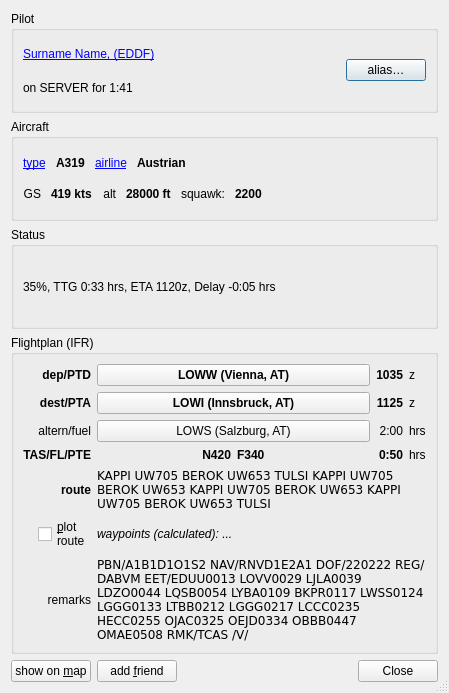
First picture: the form in src/dialogs/PilotDetails.ui, repository qutescoop/qutescoop, before the edit.
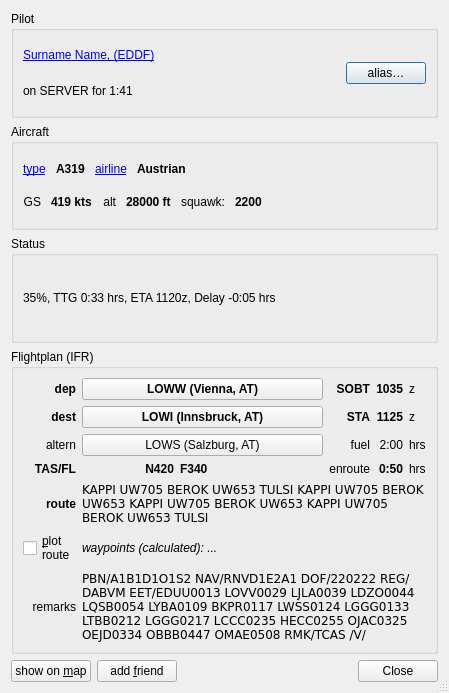
Second picture: the form after the edit. Icons and pictures are not drawn.

Commit message:
[TASK] use SOBT/STA terminology
Our previous terminology was misleading.

Also our latest round of reading tea leaves has given us the impression
that VATSIM might probably under circumstances inshallah refer to SOBT
now in the flightplan form. SimBrief uses that field to prefill it with
the SOBT as well.
It is still called `flightplan.deptime` in the status stream though. (?!)

```diff
--- a/src/dialogs/PilotDetails.ui
+++ b/src/dialogs/PilotDetails.ui
@@ -274,7 +274,231 @@
      <property name="title">
       <string>Flightplan (IFR)</string>
      </property>
-     <layout class="QGridLayout" name="gridLayout" columnstretch="0,1,0,0">
+     <layout class="QGridLayout" name="gridLayout" columnstretch="0,1,0,0,0,0">
+      <item row="2" column="4">
+       <widget class="QLabel" name="lblFuel">
+        <property name="toolTip">
+         <string>&lt;html&gt;&lt;head/&gt;&lt;body&gt;&lt;p&gt;fuel endurance&lt;/p&gt;&lt;/body&gt;&lt;/html&gt;</string>
+        </property>
+        <property name="text">
+         <string>2:00</string>
+        </property>
+        <property name="alignment">
+         <set>Qt::AlignRight|Qt::AlignTrailing|Qt::AlignVCenter</set>
+        </property>
+       </widget>
+      </item>
+      <item row="1" column="5">
+       <widget class="QLabel" name="label_7">
+        <property name="toolTip">
+         <string>&lt;html&gt;&lt;head/&gt;&lt;body&gt;&lt;p&gt;&lt;span style=&quot; font-weight:700;&quot;&gt;S&lt;/span&gt;cheduled &lt;span style=&quot; font-weight:700;&quot;&gt;t&lt;/span&gt;ime &lt;span style=&quot; font-weight:700;&quot;&gt;o&lt;/span&gt;f &lt;span style=&quot; font-weight:700;&quot;&gt;a&lt;/span&gt;rrival&lt;/p&gt;&lt;/body&gt;&lt;/html&gt;</string>
+        </property>
+        <property name="text">
+         <string>z</string>
+        </property>
+       </widget>
+      </item>
+      <item row="4" column="1" colspan="5">
+       <widget class="QLabel" name="lblRoute">
+        <property name="mouseTracking">
+         <bool>true</bool>
+        </property>
+        <property name="toolTip">
+         <string>filed route</string>
+        </property>
+        <property name="text">
+         <string>&lt;code&gt;KAPPI UW705 BEROK UW653 TULSI KAPPI UW705 BEROK UW653  KAPPI UW705 BEROK UW653  KAPPI UW705 BEROK UW653 TULSI&lt;/code&gt;</string>
+        </property>
+        <property name="alignment">
+         <set>Qt::AlignLeading|Qt::AlignLeft|Qt::AlignVCenter</set>
+        </property>
+        <property name="wordWrap">
+         <bool>true</bool>
+        </property>
+        <property name="textInteractionFlags">
+         <set>Qt::LinksAccessibleByMouse|Qt::TextSelectableByKeyboard|Qt::TextSelectableByMouse</set>
+        </property>
+       </widget>
+      </item>
+      <item row="2" column="0">
+       <widget class="QLabel" name="label_9">
+        <property name="toolTip">
+         <string>&lt;html&gt;&lt;head/&gt;&lt;body&gt;&lt;p&gt;alternate aerodrome / fuel endurance&lt;/p&gt;&lt;/body&gt;&lt;/html&gt;</string>
+        </property>
+        <property name="text">
+         <string>altern</string>
+        </property>
+        <property name="alignment">
+         <set>Qt::AlignRight|Qt::AlignTrailing|Qt::AlignVCenter</set>
+        </property>
+       </widget>
+      </item>
+      <item row="1" column="0">
+       <widget class="QLabel" name="label_4">
+        <property name="font">
+         <font>
+          <bold>true</bold>
+         </font>
+        </property>
+        <property name="toolTip">
+         <string>&lt;html&gt;&lt;head/&gt;&lt;body&gt;&lt;p&gt;destination aerodrome&lt;/p&gt;&lt;/body&gt;&lt;/html&gt;</string>
+        </property>
+        <property name="text">
+         <string>dest</string>
+        </property>
+        <property name="alignment">
+         <set>Qt::AlignRight|Qt::AlignTrailing|Qt::AlignVCenter</set>
+        </property>
+       </widget>
+      </item>
+      <item row="5" column="1" colspan="5">
+       <widget class="QLabel" name="lblPlotStatus">
+        <property name="font">
+         <font>
+          <italic>true</italic>
+         </font>
+        </property>
+        <property name="toolTip">
+         <string>Extracted from the route with help of the navigation database</string>
+        </property>
+        <property name="text">
+         <string>waypoints (calculated): ...</string>
+        </property>
+        <property name="wordWrap">
+         <bool>true</bool>
+        </property>
+        <property name="textInteractionFlags">
+         <set>Qt::LinksAccessibleByMouse|Qt::TextSelectableByKeyboard|Qt::TextSelectableByMouse</set>
+        </property>
+       </widget>
+      </item>
+      <item row="5" column="0">
+       <layout class="QHBoxLayout" name="horizontalLayout">
+        <property name="spacing">
+         <number>0</number>
+        </property>
+        <item>
+         <spacer name="horizontalSpacer_3">
+          <property name="orientation">
+           <enum>Qt::Horizontal</enum>
+          </property>
+          <property name="sizeHint" stdset="0">
+           <size>
+            <width>0</width>
+            <height>0</height>
+           </size>
+          </property>
+         </spacer>
+        </item>
+        <item>
+         <widget class="QCheckBox" name="cbPlotRoute">
+          <property name="toolTip">
+           <string>&lt;html&gt;&lt;head/&gt;&lt;body&gt;&lt;p&gt;Plot route on map (requires navigation database). Also accessible via right click on the airplane's label on the map.&lt;/p&gt;&lt;/body&gt;&lt;/html&gt;</string>
+          </property>
+          <property name="text">
+           <string>&amp;plot
+route</string>
+          </property>
+         </widget>
+        </item>
+       </layout>
+      </item>
+      <item row="2" column="1">
+       <widget class="QPushButton" name="buttonAlt">
+        <property name="sizePolicy">
+         <sizepolicy hsizetype="MinimumExpanding" vsizetype="Preferred">
+          <horstretch>0</horstretch>
+          <verstretch>0</verstretch>
+         </sizepolicy>
+        </property>
+        <property name="toolTip">
+         <string>open alternate aerodrome details dialog</string>
+        </property>
+        <property name="text">
+         <string>LOWS (Salzburg, AT)</string>
+        </property>
+        <property name="flat">
+         <bool>false</bool>
+        </property>
+       </widget>
+      </item>
+      <item row="2" column="5">
+       <widget class="QLabel" name="label_11">
+        <property name="toolTip">
+         <string>&lt;html&gt;&lt;head/&gt;&lt;body&gt;&lt;p&gt;fuel endurance&lt;/p&gt;&lt;/body&gt;&lt;/html&gt;</string>
+        </property>
+        <property name="text">
+         <string>hrs</string>
+        </property>
+       </widget>
+      </item>
+      <item row="3" column="5">
+       <widget class="QLabel" name="label_8">
+        <property name="toolTip">
+         <string>&lt;html&gt;&lt;head/&gt;&lt;body&gt;&lt;p&gt;planned enroute time&lt;/p&gt;&lt;/body&gt;&lt;/html&gt;</string>
+        </property>
+        <property name="text">
+         <string>hrs</string>
+        </property>
+       </widget>
+      </item>
+      <item row="6" column="0">
+       <widget class="QLabel" name="label">
+        <property name="text">
+         <string>remarks</string>
+        </property>
+        <property name="alignment">
+         <set>Qt::AlignRight|Qt::AlignTrailing|Qt::AlignVCenter</set>
+        </property>
+       </widget>
+      </item>
+      <item row="0" column="5">
+       <widget class="QLabel" name="label_5">
+        <property name="toolTip">
+         <string>&lt;html&gt;&lt;head/&gt;&lt;body&gt;&lt;p&gt;&lt;span style=&quot; font-weight:700;&quot;&gt;S&lt;/span&gt;cheduled &lt;span style=&quot; font-weight:700;&quot;&gt;o&lt;/span&gt;ff &lt;span style=&quot; font-weight:700;&quot;&gt;b&lt;/span&gt;lock &lt;span style=&quot; font-weight:700;&quot;&gt;t&lt;/span&gt;ime&lt;/p&gt;&lt;/body&gt;&lt;/html&gt;</string>
+        </property>
+        <property name="text">
+         <string>z</string>
+        </property>
+       </widget>
+      </item>
+      <item row="1" column="1">
+       <widget class="QPushButton" name="buttonDest">
+        <property name="sizePolicy">
+         <sizepolicy hsizetype="MinimumExpanding" vsizetype="Preferred">
+          <horstretch>0</horstretch>
+          <verstretch>0</verstretch>
+         </sizepolicy>
+        </property>
+        <property name="font">
+         <font>
+          <bold>true</bold>
+         </font>
+        </property>
+        <property name="toolTip">
+         <string>open destination aerodrome details dialog</string>
+        </property>
+        <property name="text">
+         <string>LOWI (Innsbruck, AT)</string>
+        </property>
+        <property name="flat">
+         <bool>false</bool>
+        </property>
+       </widget>
+      </item>
+      <item row="6" column="1" colspan="5">
+       <widget class="QLabel" name="lblRemarks">
+        <property name="text">
+         <string>&lt;code&gt;PBN/A1B1D1O1S2 NAV/RNVD1E2A1 DOF/220222 REG/DABVM EET/EDUU0013 LOVV0029 LJLA0039 LDZO0044 LQSB0054 LYBA0109 BKPR0117 LWSS0124 LGGG0133 LTBB0212 LGGG0217 LCCC0235 HECC0255 OJAC0325 OEJD0334 OBBB0447 OMAE0508 RMK/TCAS /V/&lt;/code&gt;</string>
+        </property>
+        <property name="wordWrap">
+         <bool>true</bool>
+        </property>
+        <property name="textInteractionFlags">
+         <set>Qt::LinksAccessibleByMouse|Qt::TextSelectableByKeyboard|Qt::TextSelectableByMouse</set>
+        </property>
+       </widget>
+      </item>
       <item row="0" column="0">
        <widget class="QLabel" name="label_3">
         <property name="font">
@@ -286,7 +510,25 @@
          <string>departure aerodrome / &lt;b&gt;p&lt;/b&gt;lanned &lt;b&gt;t&lt;/b&gt;ime of &lt;b&gt;d&lt;/b&gt;eparture</string>
         </property>
         <property name="text">
-         <string>dep/PTD</string>
+         <string>dep</string>
+        </property>
+        <property name="alignment">
+         <set>Qt::AlignRight|Qt::AlignTrailing|Qt::AlignVCenter</set>
+        </property>
+       </widget>
+      </item>
+      <item row="3" column="0">
+       <widget class="QLabel" name="label_2">
+        <property name="font">
+         <font>
+          <bold>true</bold>
+         </font>
+        </property>
+        <property name="toolTip">
+         <string>filed &lt;b&gt;t&lt;/b&gt;rue &lt;b&gt;a&lt;/b&gt;ir&lt;b&gt;s&lt;/b&gt;peed / cruise level / &lt;b&gt;p&lt;/b&gt;lanned &lt;b&gt;t&lt;/b&gt;ime &lt;b&gt;e&lt;/b&gt;nroute</string>
+        </property>
+        <property name="text">
+         <string>TAS/FL</string>
         </property>
         <property name="alignment">
          <set>Qt::AlignRight|Qt::AlignTrailing|Qt::AlignVCenter</set>
@@ -317,7 +559,22 @@
         </property>
        </widget>
       </item>
-      <item row="0" column="2">
+      <item row="4" column="0">
+       <widget class="QLabel" name="label_6">
+        <property name="font">
+         <font>
+          <bold>true</bold>
+         </font>
+        </property>
+        <property name="text">
+         <string>route</string>
+        </property>
+        <property name="alignment">
+         <set>Qt::AlignRight|Qt::AlignTrailing|Qt::AlignVCenter</set>
+        </property>
+       </widget>
+      </item>
+      <item row="0" column="4">
        <widget class="QLabel" name="lblPlanEtd">
         <property name="sizePolicy">
          <sizepolicy hsizetype="Preferred" vsizetype="Preferred">
@@ -341,56 +598,7 @@
         </property>
        </widget>
       </item>
-      <item row="0" column="3">
-       <widget class="QLabel" name="label_5">
-        <property name="text">
-         <string>z</string>
-        </property>
-       </widget>
-      </item>
-      <item row="1" column="0">
-       <widget class="QLabel" name="label_4">
-        <property name="font">
-         <font>
-          <bold>true</bold>
-         </font>
-        </property>
-        <property name="toolTip">
-         <string>destination / &lt;b&gt;p&lt;/b&gt;lanned &lt;b&gt;t&lt;/b&gt;ime of &lt;b&gt;a&lt;/b&gt;rrival</string>
-        </property>
-        <property name="text">
-         <string>dest/PTA</string>
-        </property>
-        <property name="alignment">
-         <set>Qt::AlignRight|Qt::AlignTrailing|Qt::AlignVCenter</set>
-        </property>
-       </widget>
-      </item>
-      <item row="1" column="1">
-       <widget class="QPushButton" name="buttonDest">
-        <property name="sizePolicy">
-         <sizepolicy hsizetype="MinimumExpanding" vsizetype="Preferred">
-          <horstretch>0</horstretch>
-          <verstretch>0</verstretch>
-         </sizepolicy>
-        </property>
-        <property name="font">
-         <font>
-          <bold>true</bold>
-         </font>
-        </property>
-        <property name="toolTip">
-         <string>open destination aerodrome details dialog</string>
-        </property>
-        <property name="text">
-         <string>LOWI (Innsbruck, AT)</string>
-        </property>
-        <property name="flat">
-         <bool>false</bool>
-        </property>
-       </widget>
-      </item>
-      <item row="1" column="2">
+      <item row="1" column="4">
        <widget class="QLabel" name="lblPlanEta">
         <property name="font">
          <font>
@@ -408,52 +616,54 @@
         </property>
        </widget>
       </item>
+      <item row="3" column="4">
+       <widget class="QLabel" name="lblPlanEte">
+        <property name="font">
+         <font>
+          <bold>true</bold>
+         </font>
+        </property>
+        <property name="toolTip">
+         <string>&lt;html&gt;&lt;head/&gt;&lt;body&gt;&lt;p&gt;planned enroute time&lt;/p&gt;&lt;/body&gt;&lt;/html&gt;</string>
+        </property>
+        <property name="text">
+         <string>0:50</string>
+        </property>
+        <property name="alignment">
+         <set>Qt::AlignRight|Qt::AlignTrailing|Qt::AlignVCenter</set>
+        </property>
+       </widget>
+      </item>
+      <item row="0" column="3">
+       <widget class="QLabel" name="label_16">
+        <property name="font">
+         <font>
+          <bold>true</bold>
+         </font>
+        </property>
+        <property name="toolTip">
+         <string>&lt;html&gt;&lt;head/&gt;&lt;body&gt;&lt;p&gt;&lt;span style=&quot; font-weight:700;&quot;&gt;S&lt;/span&gt;cheduled &lt;span style=&quot; font-weight:700;&quot;&gt;o&lt;/span&gt;ff &lt;span style=&quot; font-weight:700;&quot;&gt;b&lt;/span&gt;lock &lt;span style=&quot; font-weight:700;&quot;&gt;t&lt;/span&gt;ime&lt;/p&gt;&lt;/body&gt;&lt;/html&gt;</string>
+        </property>
+        <property name="text">
+         <string>SOBT</string>
+        </property>
+        <property name="alignment">
+         <set>Qt::AlignRight|Qt::AlignTrailing|Qt::AlignVCenter</set>
+        </property>
+       </widget>
+      </item>
       <item row="1" column="3">
-       <widget class="QLabel" name="label_7">
-        <property name="text">
-         <string>z</string>
+       <widget class="QLabel" name="label_17">
+        <property name="font">
+         <font>
+          <bold>true</bold>
+         </font>
         </property>
-       </widget>
-      </item>
-      <item row="2" column="0">
-       <widget class="QLabel" name="label_9">
         <property name="toolTip">
          <string>&lt;html&gt;&lt;head/&gt;&lt;body&gt;&lt;p&gt;alternate aerodrome / fuel endurance&lt;/p&gt;&lt;/body&gt;&lt;/html&gt;</string>
         </property>
         <property name="text">
-         <string>altern/fuel</string>
-        </property>
-        <property name="alignment">
-         <set>Qt::AlignRight|Qt::AlignTrailing|Qt::AlignVCenter</set>
-        </property>
-       </widget>
-      </item>
-      <item row="2" column="1">
-       <widget class="QPushButton" name="buttonAlt">
-        <property name="sizePolicy">
-         <sizepolicy hsizetype="MinimumExpanding" vsizetype="Preferred">
-          <horstretch>0</horstretch>
-          <verstretch>0</verstretch>
-         </sizepolicy>
-        </property>
-        <property name="toolTip">
-         <string>open alternate aerodrome details dialog</string>
-        </property>
-        <property name="text">
-         <string>LOWS (Salzburg, AT)</string>
-        </property>
-        <property name="flat">
-         <bool>false</bool>
-        </property>
-       </widget>
-      </item>
-      <item row="2" column="2">
-       <widget class="QLabel" name="lblFuel">
-        <property name="toolTip">
-         <string>fuel on board</string>
-        </property>
-        <property name="text">
-         <string>2:00</string>
+         <string>STA</string>
         </property>
         <property name="alignment">
          <set>Qt::AlignRight|Qt::AlignTrailing|Qt::AlignVCenter</set>
@@ -461,31 +671,19 @@
        </widget>
       </item>
       <item row="2" column="3">
-       <widget class="QLabel" name="label_11">
-        <property name="text">
-         <string>hrs</string>
-        </property>
-       </widget>
-      </item>
-      <item row="3" column="0">
-       <widget class="QLabel" name="label_2">
-        <property name="font">
-         <font>
-          <bold>true</bold>
-         </font>
-        </property>
+       <widget class="QLabel" name="label_18">
         <property name="toolTip">
          <string>filed &lt;b&gt;t&lt;/b&gt;rue &lt;b&gt;a&lt;/b&gt;ir&lt;b&gt;s&lt;/b&gt;peed / cruise level / &lt;b&gt;p&lt;/b&gt;lanned &lt;b&gt;t&lt;/b&gt;ime &lt;b&gt;e&lt;/b&gt;nroute</string>
         </property>
         <property name="text">
-         <string>TAS/FL/PTE</string>
+         <string>fuel</string>
         </property>
         <property name="alignment">
          <set>Qt::AlignRight|Qt::AlignTrailing|Qt::AlignVCenter</set>
         </property>
        </widget>
       </item>
-      <item row="3" column="1">
+      <item row="3" column="1" colspan="3">
        <layout class="QHBoxLayout" name="horizontalLayout_2">
         <item>
          <widget class="QLabel" name="lblPlanTas">
@@ -520,145 +718,21 @@
           </property>
          </widget>
         </item>
-       </layout>
-      </item>
-      <item row="3" column="2">
-       <widget class="QLabel" name="lblPlanEte">
-        <property name="font">
-         <font>
-          <bold>true</bold>
-         </font>
-        </property>
-        <property name="toolTip">
-         <string>ETE: &lt;b&gt;e&lt;/b&gt;stimated &lt;b&gt;t&lt;/b&gt;ime &lt;b&gt;e&lt;/b&gt;nroute</string>
-        </property>
-        <property name="text">
-         <string>0:50</string>
-        </property>
-        <property name="alignment">
-         <set>Qt::AlignRight|Qt::AlignTrailing|Qt::AlignVCenter</set>
-        </property>
-       </widget>
-      </item>
-      <item row="3" column="3">
-       <widget class="QLabel" name="label_8">
-        <property name="text">
-         <string>hrs</string>
-        </property>
-       </widget>
-      </item>
-      <item row="4" column="0">
-       <widget class="QLabel" name="label_6">
-        <property name="font">
-         <font>
-          <bold>true</bold>
-         </font>
-        </property>
-        <property name="text">
-         <string>route</string>
-        </property>
-        <property name="alignment">
-         <set>Qt::AlignRight|Qt::AlignTrailing|Qt::AlignVCenter</set>
-        </property>
-       </widget>
-      </item>
-      <item row="4" column="1" colspan="3">
-       <widget class="QLabel" name="lblRoute">
-        <property name="mouseTracking">
-         <bool>true</bool>
-        </property>
-        <property name="toolTip">
-         <string>filed route</string>
-        </property>
-        <property name="text">
-         <string>&lt;code&gt;KAPPI UW705 BEROK UW653 TULSI KAPPI UW705 BEROK UW653  KAPPI UW705 BEROK UW653  KAPPI UW705 BEROK UW653 TULSI&lt;/code&gt;</string>
-        </property>
-        <property name="alignment">
-         <set>Qt::AlignLeading|Qt::AlignLeft|Qt::AlignVCenter</set>
-        </property>
-        <property name="wordWrap">
-         <bool>true</bool>
-        </property>
-        <property name="textInteractionFlags">
-         <set>Qt::LinksAccessibleByMouse|Qt::TextSelectableByKeyboard|Qt::TextSelectableByMouse</set>
-        </property>
-       </widget>
-      </item>
-      <item row="5" column="0">
-       <layout class="QHBoxLayout" name="horizontalLayout">
-        <property name="spacing">
-         <number>0</number>
-        </property>
         <item>
-         <spacer name="horizontalSpacer_3">
-          <property name="orientation">
-           <enum>Qt::Horizontal</enum>
-          </property>
-          <property name="sizeHint" stdset="0">
-           <size>
-            <width>0</width>
-            <height>0</height>
-           </size>
-          </property>
-         </spacer>
-        </item>
-        <item>
-         <widget class="QCheckBox" name="cbPlotRoute">
+         <widget class="QLabel" name="label_19">
           <property name="toolTip">
            <string>&lt;html&gt;&lt;head/&gt;&lt;body&gt;&lt;p&gt;Plot route on map (requires navigation database). Also accessible via right click on the airplane's label on the map.&lt;/p&gt;&lt;/body&gt;&lt;/html&gt;</string>
           </property>
           <property name="text">
-           <string>&amp;plot
-route</string>
+           <string>enroute</string>
+          </property>
+          <property name="alignment">
+           <set>Qt::AlignRight|Qt::AlignTrailing|Qt::AlignVCenter</set>
           </property>
          </widget>
         </item>
        </layout>
       </item>
-      <item row="5" column="1" colspan="3">
-       <widget class="QLabel" name="lblPlotStatus">
-        <property name="font">
-         <font>
-          <italic>true</italic>
-         </font>
-        </property>
-        <property name="toolTip">
-         <string>Extracted from the route with help of the navigation database</string>
-        </property>
-        <property name="text">
-         <string>waypoints (calculated): ...</string>
-        </property>
-        <property name="wordWrap">
-         <bool>true</bool>
-        </property>
-        <property name="textInteractionFlags">
-         <set>Qt::LinksAccessibleByMouse|Qt::TextSelectableByKeyboard|Qt::TextSelectableByMouse</set>
-        </property>
-       </widget>
-      </item>
-      <item row="6" column="0">
-       <widget class="QLabel" name="label">
-        <property name="text">
-         <string>remarks</string>
-        </property>
-        <property name="alignment">
-         <set>Qt::AlignRight|Qt::AlignTrailing|Qt::AlignVCenter</set>
-        </property>
-       </widget>
-      </item>
-      <item row="6" column="1" colspan="3">
-       <widget class="QLabel" name="lblRemarks">
-        <property name="text">
-         <string>&lt;code&gt;PBN/A1B1D1O1S2 NAV/RNVD1E2A1 DOF/220222 REG/DABVM EET/EDUU0013 LOVV0029 LJLA0039 LDZO0044 LQSB0054 LYBA0109 BKPR0117 LWSS0124 LGGG0133 LTBB0212 LGGG0217 LCCC0235 HECC0255 OJAC0325 OEJD0334 OBBB0447 OMAE0508 RMK/TCAS /V/&lt;/code&gt;</string>
-        </property>
-        <property name="wordWrap">
-         <bool>true</bool>
-        </property>
-        <property name="textInteractionFlags">
-         <set>Qt::LinksAccessibleByMouse|Qt::TextSelectableByKeyboard|Qt::TextSelectableByMouse</set>
-        </property>
-       </widget>
-      </item>
      </layout>
     </widget>
    </item>
```
Left out of the diff: 18 changed lines with no effect on the pictures. The commit also changes 2 other files.
